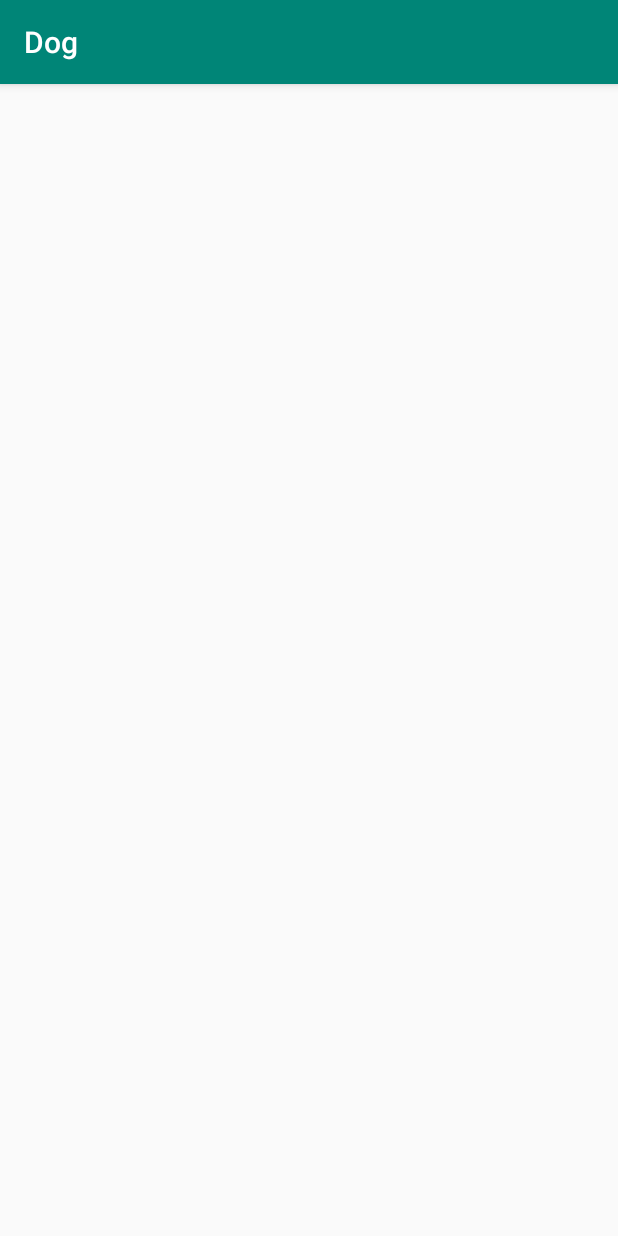
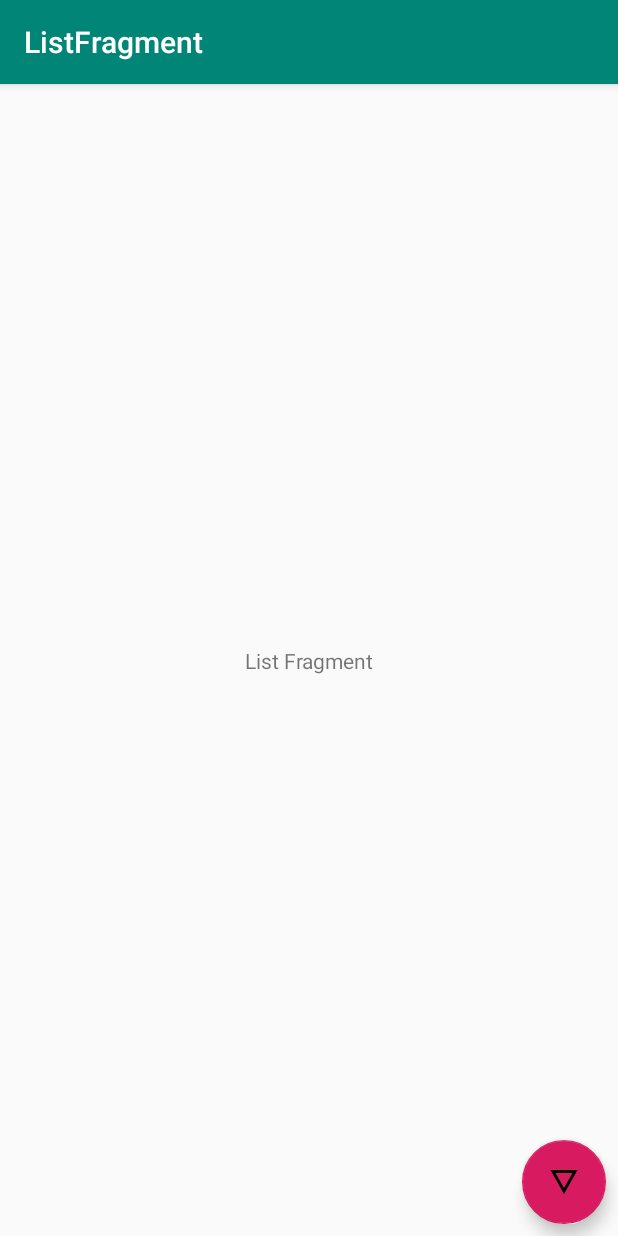
Before and after one commit to searchmanish/Dog, an Android app: the screen it shows after launch (MainActivity), on a phone screen of 412 x 824 dp. Run offline under Robolectric (Android 15) with nearby library versions, the phone set to English and light mode, and no system bars; our stand-ins replace data binding, navigation-ui.

Commit message:
navigation

```diff
--- a/app/src/main/java/com/softcodeinfotech/dog/view/ListFragment.kt
+++ b/app/src/main/java/com/softcodeinfotech/dog/view/ListFragment.kt
@@ -6,8 +6,10 @@ import androidx.fragment.app.Fragment
 import android.view.LayoutInflater
 import android.view.View
 import android.view.ViewGroup
+import androidx.navigation.Navigation
 
 import com.softcodeinfotech.dog.R
+import kotlinx.android.synthetic.main.fragment_list.*
 
 /**
  * A simple [Fragment] subclass.
@@ -22,5 +24,13 @@ class ListFragment : Fragment() {
         return inflater.inflate(R.layout.fragment_list, container, false)
     }
 
+    override fun onViewCreated(view: View, savedInstanceState: Bundle?) {
+        super.onViewCreated(view, savedInstanceState)
+
+        buttonDetail.setOnClickListener {
+            val action = ListFragmentDirections.actionDetailFragment()
+            Navigation.findNavController(it).navigate(action)
+        }
+    }
 
 }
--- a/app/src/main/java/com/softcodeinfotech/dog/view/MainActivity.kt
+++ b/app/src/main/java/com/softcodeinfotech/dog/view/MainActivity.kt
@@ -2,12 +2,23 @@ package com.softcodeinfotech.dog.view
 
 import androidx.appcompat.app.AppCompatActivity
 import android.os.Bundle
+import androidx.navigation.NavController
+import androidx.navigation.Navigation
+import androidx.navigation.ui.NavigationUI
 import com.softcodeinfotech.dog.R
 
 class MainActivity : AppCompatActivity() {
+    lateinit var navController: NavController
 
     override fun onCreate(savedInstanceState: Bundle?) {
         super.onCreate(savedInstanceState)
         setContentView(R.layout.activity_main)
+
+        navController =Navigation.findNavController(this,R.id.fragment)
+        NavigationUI.setupActionBarWithNavController(this,navController)
+    }
+
+    override fun onSupportNavigateUp(): Boolean {
+        return NavigationUI.navigateUp(navController,null)
     }
 }
--- /dev/null
+++ b/app/src/main/res/drawable/ic_details.xml
@@ -0,0 +1,9 @@
+<vector xmlns:android="http://schemas.android.com/apk/res/android"
+        android:width="24dp"
+        android:height="24dp"
+        android:viewportWidth="24.0"
+        android:viewportHeight="24.0">
+    <path
+        android:fillColor="#FF000000"
+        android:pathData="M3,4l9,16 9,-16L3,4zM6.38,6h11.25L12,16 6.38,6z"/>
+</vector>
--- a/app/src/main/res/layout/fragment_list.xml
+++ b/app/src/main/res/layout/fragment_list.xml
@@ -1,16 +1,30 @@
 <?xml version="1.0" encoding="utf-8"?>
 <layout xmlns:android="http://schemas.android.com/apk/res/android"
+    xmlns:app="http://schemas.android.com/apk/res-auto"
     xmlns:tools="http://schemas.android.com/tools">
 
-    <FrameLayout
-        android:layout_width="match_parent"
-        android:layout_height="match_parent"
-        tools:context=".view.ListFragment">
+   <androidx.constraintlayout.widget.ConstraintLayout
+       android:layout_width="match_parent"
+       android:layout_height="match_parent">
 
-        <!-- TODO: Update blank fragment layout -->
-        <TextView
-            android:layout_width="match_parent"
-            android:layout_height="match_parent" />
+       <TextView
+           android:id="@+id/textView"
+           android:layout_width="wrap_content"
+           android:layout_height="wrap_content"
+           android:text="List Fragment"
+           app:layout_constraintBottom_toBottomOf="parent"
+           app:layout_constraintEnd_toEndOf="parent"
+           app:layout_constraintStart_toStartOf="parent"
+           app:layout_constraintTop_toTopOf="parent" />
 
-    </FrameLayout>
+       <com.google.android.material.floatingactionbutton.FloatingActionButton
+           android:id="@+id/buttonDetail"
+           android:layout_width="wrap_content"
+           android:layout_height="wrap_content"
+           android:clickable="true"
+           android:src="@drawable/ic_details"
+           android:layout_margin="8dp"
+           app:layout_constraintBottom_toBottomOf="parent"
+           app:layout_constraintEnd_toEndOf="parent" />
+   </androidx.constraintlayout.widget.ConstraintLayout>
 </layout>
```
Also changed, not shown: app/src/main/java/com/softcodeinfotech/dog/view/DetailFragment.kt (+9 -0 lines), app/src/main/res/drawable/ic_list.xml (added, +9 -0 lines), app/src/main/res/layout/fragment_detail.xml (+21 -7 lines).
